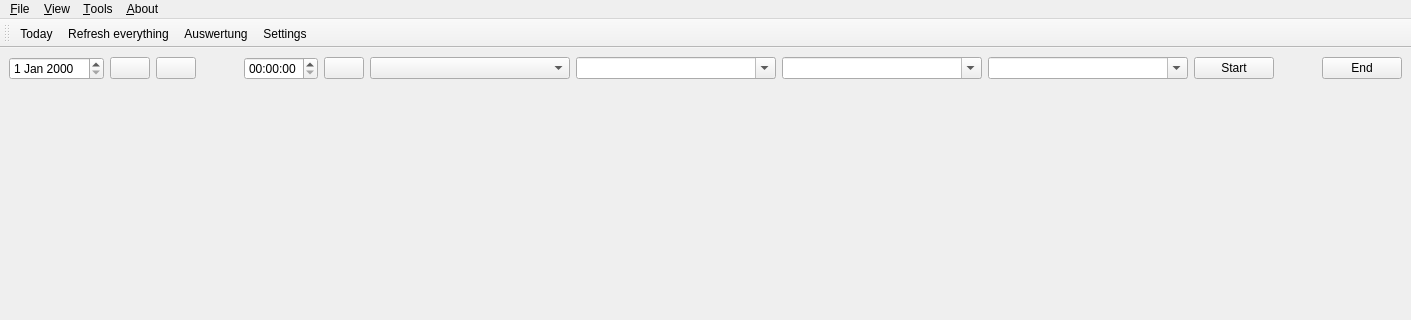
This is zeiterfassunglib/mainwindow.ui in qohelet/QtZeiterfassung as Qt 5 draws it before an edit; both pictures show x 0 to 1411 and y 0 to 320 of the 1411 by 575 pixel window. The edited form follows.
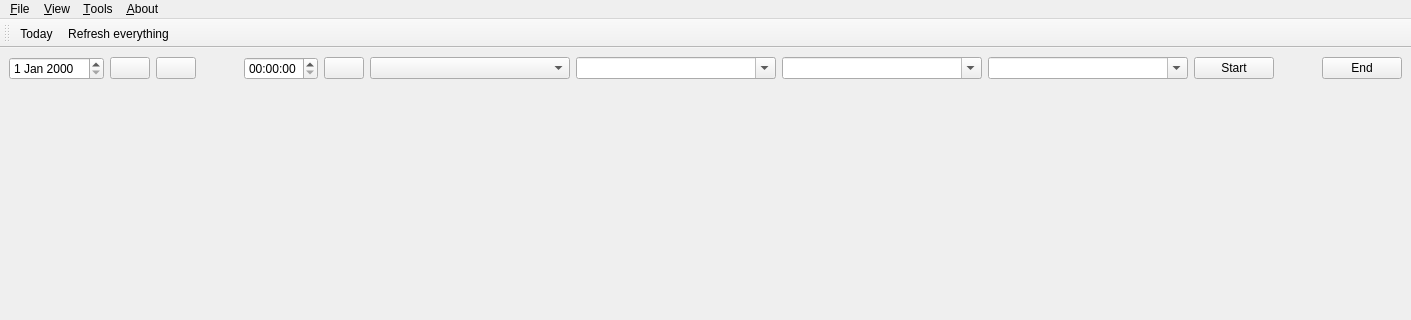
This is the edited form. Icons and pictures are not drawn.

Patch:
```diff
--- a/zeiterfassunglib/mainwindow.ui
+++ b/zeiterfassunglib/mainwindow.ui
@@ -245,8 +245,6 @@
    </attribute>
    <addaction name="actionToday"/>
    <addaction name="actionRefresh"/>
-   <addaction name="actionAuswertung"/>
-   <addaction name="actionSettings"/>
   </widget>
   <widget class="QStatusBar" name="statusbar"/>
   <action name="actionQuit">
@@ -299,15 +297,6 @@
     <string>&amp;Refresh everything</string>
    </property>
   </action>
-  <action name="actionAuswertung">
-   <property name="icon">
-    <iconset resource="resources.qrc">
-     <normaloff>:/zeiterfassunglib/images/auswertung.png</normaloff>:/zeiterfassunglib/images/auswertung.png</iconset>
-   </property>
-   <property name="text">
-    <string>&amp;Auswertung</string>
-   </property>
-  </action>
   <action name="actionSettings">
    <property name="icon">
     <iconset resource="resources.qrc">
```
Left out of the diff: 1 changed line with no effect on the pictures.
